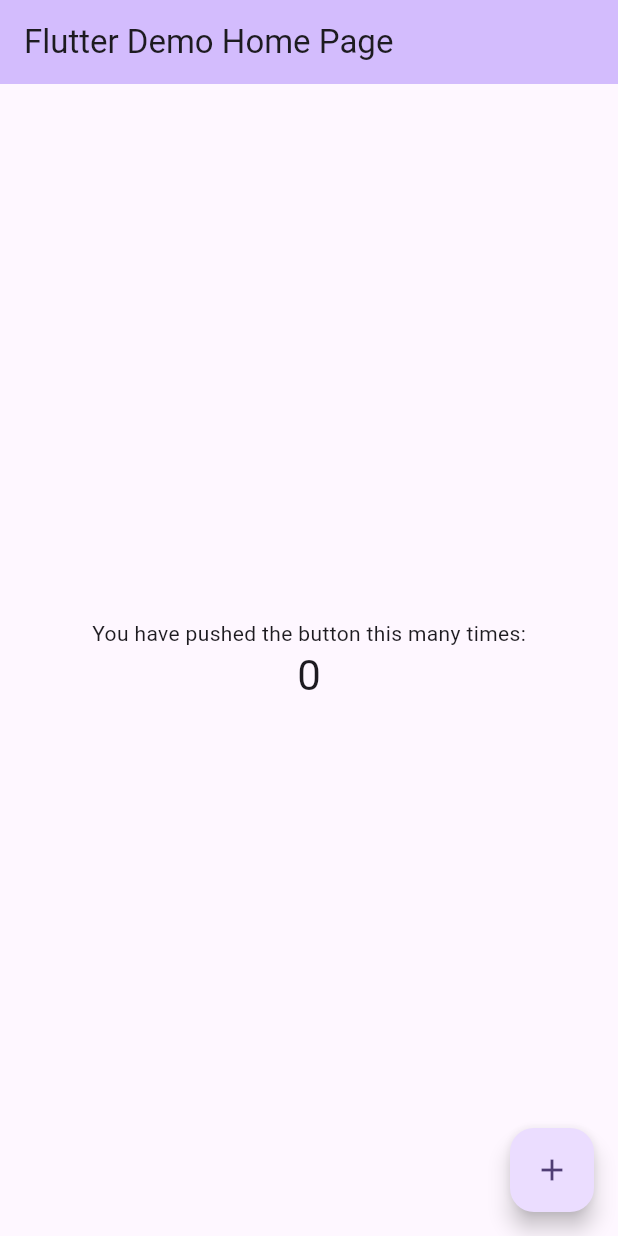
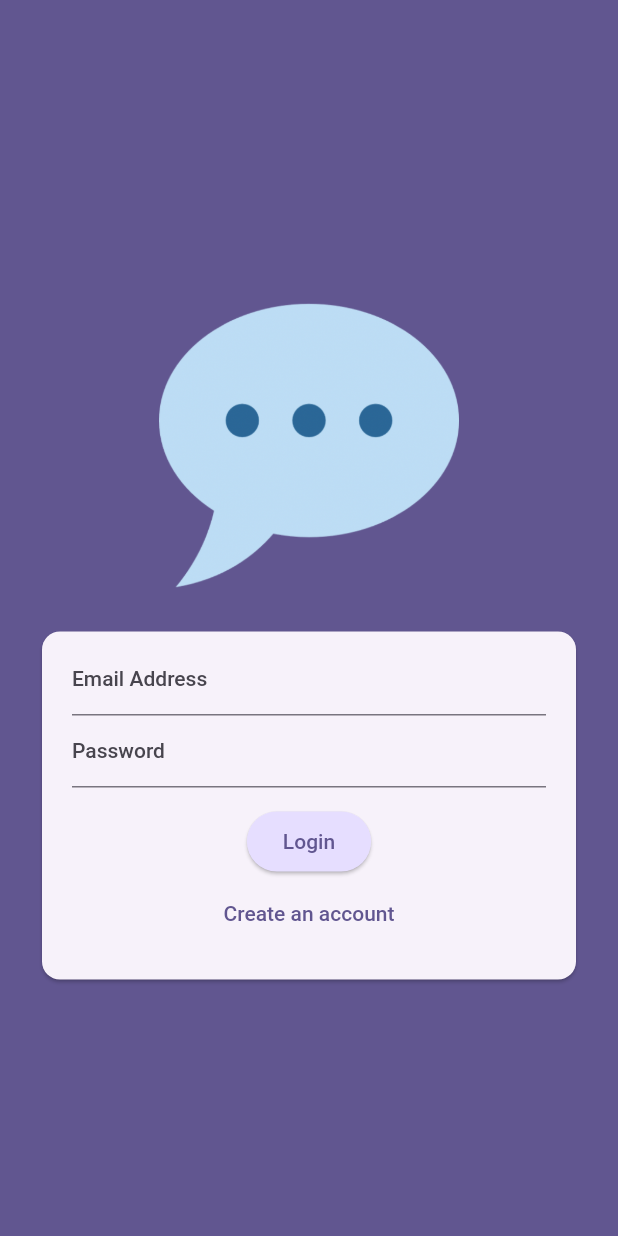
Before and after one commit to khwoat/flutter_course-chat_app, a Flutter app: the screen it shows after launch, on a phone screen of 412 x 824 dp. Run offline on Flutter 3.47's test engine with Material 2 defaults, Android fonts, the phone set to English and light mode, and no system bars; our stand-ins replace firebase_core; accounts and stored records are empty.

```diff
--- a/lib/main.dart
+++ b/lib/main.dart
@@ -1,125 +1,31 @@
+import 'package:chat_app/screens/auth_screen.dart';
 import 'package:flutter/material.dart';
 
-void main() {
-  runApp(const MyApp());
+import 'package:firebase_core/firebase_core.dart';
+import 'firebase_options.dart';
+
+void main() async {
+  WidgetsFlutterBinding.ensureInitialized();
+  await Firebase.initializeApp(
+    options: DefaultFirebaseOptions.currentPlatform,
+  );
+  runApp(const App());
 }
 
-class MyApp extends StatelessWidget {
-  const MyApp({super.key});
+class App extends StatelessWidget {
+  const App({super.key});
 
-  // This widget is the root of your application.
   @override
   Widget build(BuildContext context) {
     return MaterialApp(
-      title: 'Flutter Demo',
-      theme: ThemeData(
-        // This is the theme of your application.
-        //
-        // TRY THIS: Try running your application with "flutter run". You'll see
-        // the application has a blue toolbar. Then, without quitting the app,
-        // try changing the seedColor in the colorScheme below to Colors.green
-        // and then invoke "hot reload" (save your changes or press the "hot
-        // reload" button in a Flutter-supported IDE, or press "r" if you used
-        // the command line to start the app).
-        //
-        // Notice that the counter didn't reset back to zero; the application
-        // state is not lost during the reload. To reset the state, use hot
-        // restart instead.
-        //
-        // This works for code too, not just values: Most code changes can be
-        // tested with just a hot reload.
-        colorScheme: ColorScheme.fromSeed(seedColor: Colors.deepPurple),
+      title: 'FlutterChat',
+      theme: ThemeData().copyWith(
         useMaterial3: true,
+        colorScheme: ColorScheme.fromSeed(
+          seedColor: const Color.fromARGB(255, 63, 17, 177),
+        ),
       ),
-      home: const MyHomePage(title: 'Flutter Demo Home Page'),
+      home: const AuthScreen(),
     );
   }
 }
-
-class MyHomePage extends StatefulWidget {
-  const MyHomePage({super.key, required this.title});
-
-  // This widget is the home page of your application. It is stateful, meaning
-  // that it has a State object (defined below) that contains fields that affect
-  // how it looks.
-
-  // This class is the configuration for the state. It holds the values (in this
-  // case the title) provided by the parent (in this case the App widget) and
-  // used by the build method of the State. Fields in a Widget subclass are
-  // always marked "final".
-
-  final String title;
-
-  @override
-  State<MyHomePage> createState() => _MyHomePageState();
-}
-
-class _MyHomePageState extends State<MyHomePage> {
-  int _counter = 0;
-
-  void _incrementCounter() {
-    setState(() {
-      // This call to setState tells the Flutter framework that something has
-      // changed in this State, which causes it to rerun the build method below
-      // so that the display can reflect the updated values. If we changed
-      // _counter without calling setState(), then the build method would not be
-      // called again, and so nothing would appear to happen.
-      _counter++;
-    });
-  }
-
-  @override
-  Widget build(BuildContext context) {
-    // This method is rerun every time setState is called, for instance as done
-    // by the _incrementCounter method above.
-    //
-    // The Flutter framework has been optimized to make rerunning build methods
-    // fast, so that you can just rebuild anything that needs updating rather
-    // than having to individually change instances of widgets.
-    return Scaffold(
-      appBar: AppBar(
-        // TRY THIS: Try changing the color here to a specific color (to
-        // Colors.amber, perhaps?) and trigger a hot reload to see the AppBar
-        // change color while the other colors stay the same.
-        backgroundColor: Theme.of(context).colorScheme.inversePrimary,
-        // Here we take the value from the MyHomePage object that was created by
-        // the App.build method, and use it to set our appbar title.
-        title: Text(widget.title),
-      ),
-      body: Center(
-        // Center is a layout widget. It takes a single child and positions it
-        // in the middle of the parent.
-        child: Column(
-          // Column is also a layout widget. It takes a list of children and
-          // arranges them vertically. By default, it sizes itself to fit its
-          // children horizontally, and tries to be as tall as its parent.
-          //
-          // Column has various properties to control how it sizes itself and
-          // how it positions its children. Here we use mainAxisAlignment to
-          // center the children vertically; the main axis here is the vertical
-          // axis because Columns are vertical (the cross axis would be
-          // horizontal).
-          //
-          // TRY THIS: Invoke "debug painting" (choose the "Toggle Debug Paint"
-          // action in the IDE, or press "p" in the console), to see the
-          // wireframe for each widget.
-          mainAxisAlignment: MainAxisAlignment.center,
-          children: <Widget>[
-            const Text(
-              'You have pushed the button this many times:',
-            ),
-            Text(
-              '$_counter',
-              style: Theme.of(context).textTheme.headlineMedium,
-            ),
-          ],
-        ),
-      ),
-      floatingActionButton: FloatingActionButton(
-        onPressed: _incrementCounter,
-        tooltip: 'Increment',
-        child: const Icon(Icons.add),
-      ), // This trailing comma makes auto-formatting nicer for build methods.
-    );
-  }
-}
--- /dev/null
+++ b/lib/screens/auth_screen.dart
@@ -0,0 +1,120 @@
+import 'package:flutter/material.dart';
+
+class AuthScreen extends StatefulWidget {
+  const AuthScreen({super.key});
+
+  @override
+  State<AuthScreen> createState() => _AuthScreenState();
+}
+
+class _AuthScreenState extends State<AuthScreen> {
+  final _formKey = GlobalKey<FormState>();
+  bool _isLogin = true;
+
+  String _enteredEmail = '';
+  String _enteredPassword = '';
+
+  void _submit() {
+    if (_formKey.currentState!.validate()) {
+      _formKey.currentState!.save();
+    }
+  }
+
+  @override
+  Widget build(BuildContext context) {
+    return Scaffold(
+      backgroundColor: Theme.of(context).colorScheme.primary,
+      body: Center(
+        child: SingleChildScrollView(
+          padding: const EdgeInsets.symmetric(horizontal: 24),
+          child: Column(
+            children: [
+              Container(
+                margin: const EdgeInsets.only(
+                  top: 30,
+                  bottom: 20,
+                  left: 20,
+                  right: 20,
+                ),
+                width: 200,
+                child: Image.asset('assets/images/chat.png'),
+              ),
+              Card(
+                child: Padding(
+                  padding: const EdgeInsets.only(
+                    top: 8,
+                    bottom: 20,
+                    left: 20,
+                    right: 20,
+                  ),
+                  child: Form(
+                    child: Column(
+                      mainAxisSize: MainAxisSize.min,
+                      children: [
+                        TextFormField(
+                          decoration: const InputDecoration(
+                            label: Text('Email Address'),
+                          ),
+                          keyboardType: TextInputType.emailAddress,
+                          autocorrect: false,
+                          textCapitalization: TextCapitalization.none,
+                          validator: (value) {
+                            if (value == null ||
+                                value.trim().isEmpty ||
+                                !value.contains('@')) {
+                              return 'Please enter a valid email address.';
+                            }
+                            return null;
+                          },
+                          onSaved: (newValue) {
+                            _enteredEmail = newValue!;
+                          },
+                        ),
+                        TextFormField(
+                          decoration: const InputDecoration(
+                            label: Text('Password'),
+                          ),
+                          obscureText: true,
+                          validator: (value) {
+                            if (value == null ||
+                                value.trim().length < 6 ||
+                                value.trim().length > 30) {
+                              return 'Password must be between 6 to 30 characters.';
+                            }
+                            return null;
+                          },
+                          onSaved: (newValue) {
+                            _enteredPassword = newValue!;
+                          },
+                        ),
+                        const SizedBox(height: 12),
+                        ElevatedButton(
+                          onPressed: _submit,
+                          style: ElevatedButton.styleFrom(
+                            backgroundColor:
+                                Theme.of(context).colorScheme.primaryContainer,
+                          ),
+                          child: Text(_isLogin ? 'Login' : 'Signup'),
+                        ),
+                        TextButton(
+                          onPressed: () {
+                            setState(() {
+                              _isLogin = !_isLogin;
+                            });
+                          },
+                          child: Text(_isLogin
+                              ? 'Create an account'
+                              : 'I already have an account'),
+                        ),
+                      ],
+                    ),
+                  ),
+                ),
+              ),
+            ],
+          ),
+        ),
+      ),
+    );
+  }
+}
```
Also changed, not shown: pubspec.yaml (+6 -14 lines), assets/images/chat.png (added), lib/firebase_options.dart (added), pubspec.lock, 10 other files.
